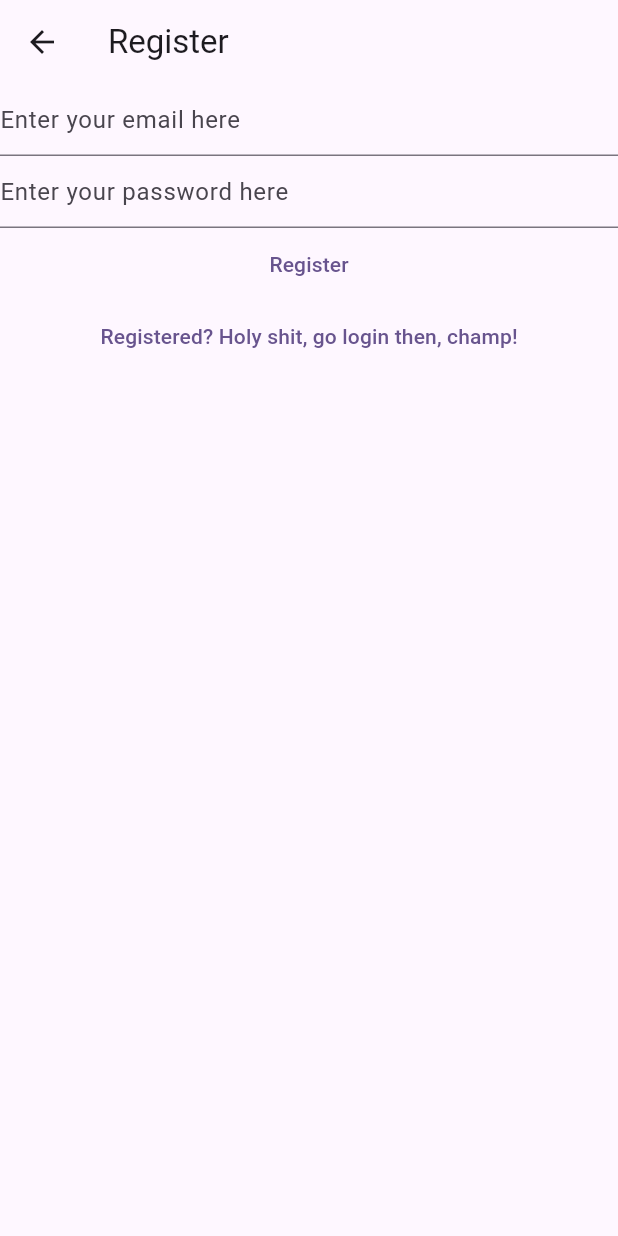
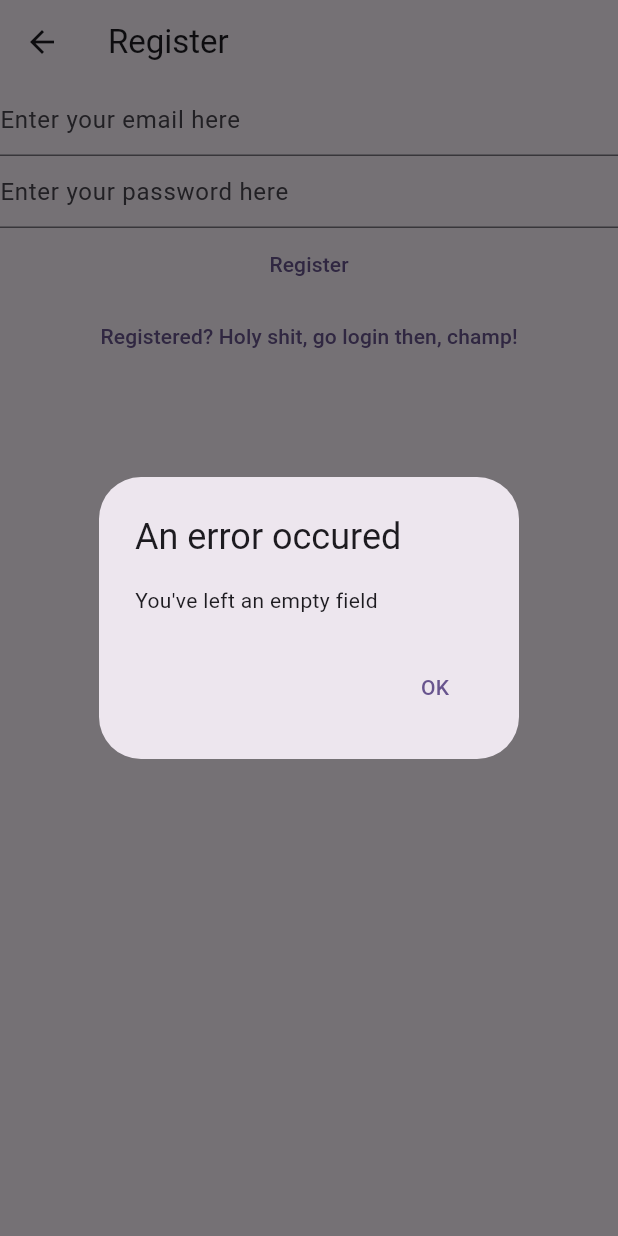
Before and after one commit to UrsaMedium/mynotes, a Flutter app: the RegisterView screen opened by its route, after a tap on "Register", on a phone screen of 412 x 824 dp. Run offline on Flutter 3.47's test engine with Material 3 defaults, Android fonts, the phone set to English and light mode, and no system bars; our stand-ins replace firebase_auth, firebase_core, sqflite; accounts and stored records are empty.

Commit message:
step-16.1

```diff
--- a/lib/main.dart
+++ b/lib/main.dart
@@ -25,7 +25,7 @@ void main() {
         notesRoute:(context) => const NotesView(),
         mainRoute:(context) => const HomePage(),
         verifyEmailRoute:(context) => const VerifyEmailView(),
-        newNoteRoute:(context) => new NewNoteView(),
+        newNoteRoute:(context) => const NewNoteView(),
       },
     ));
 }
@@ -53,7 +53,7 @@ class HomePage extends StatelessWidget {
                 }
               } else {
                 devtools.log('register');
-                return LoginView();
+                return const LoginView();
               }
               // return const LoginView();
             default:
--- /dev/null
+++ b/lib/utilities/dialogs/error_dialog.dart
@@ -0,0 +1,16 @@
+import 'package:flutter/cupertino.dart';
+import 'package:mynotes/utilities/dialogs/generic_dialog.dart';
+
+Future<void> showErrorDialog(
+  BuildContext context,
+  String text
+) {
+  return showGenericDialog<void>(
+    context: context,
+    title: 'An error occured',
+    content: text,
+    optionsBuilder: () => {
+      'OK': null,
+    },
+  );
+}
--- /dev/null
+++ b/lib/utilities/dialogs/generic_dialog.dart
@@ -0,0 +1,34 @@
+import 'package:flutter/material.dart';
+
+typedef DialogOptiontBuilder<T> = Map<String, T?> Function();
+
+Future<T?> showGenericDialog<T>({
+  required BuildContext context,
+  required String title,
+  required String content,
+  required DialogOptiontBuilder optionsBuilder,
+}) {
+  final options = optionsBuilder();
+  return showDialog<T> (
+    context: context,
+    builder: (context){
+      return AlertDialog(
+        title: Text(title),
+        content: Text(content),
+        actions: options.keys.map((optionTitle) {
+          final value = options[optionTitle];
+          return TextButton(
+            onPressed: () {
+              if (value != null) {
+                Navigator.of(context).pop(value);
+              } else {
+                Navigator.of(context).pop();
+              }
+            },
+            child: Text(optionTitle),
+          );
+        }).toList(),
+      );
+    },
+  );
+}
--- a/lib/views/login_view.dart
+++ b/lib/views/login_view.dart
@@ -2,7 +2,7 @@ import 'package:flutter/material.dart';
 import 'package:mynotes/constants/routes.dart';
 import 'package:mynotes/services/auth/auth_exceptions.dart';
 import 'package:mynotes/services/auth/auth_service.dart';
-import 'package:mynotes/utilities/dialog/error_dialog.dart';
+import 'package:mynotes/utilities/dialogs/error_dialog.dart';
 
 class LoginView extends StatefulWidget {
   const LoginView({super.key});
--- a/lib/views/register_view.dart
+++ b/lib/views/register_view.dart
@@ -3,7 +3,7 @@ import 'package:flutter/material.dart';
 import 'package:mynotes/constants/routes.dart';
 import 'package:mynotes/services/auth/auth_exceptions.dart';
 import 'package:mynotes/services/auth/auth_service.dart';
-import 'package:mynotes/utilities/dialog/error_dialog.dart';
+import 'package:mynotes/utilities/dialogs/error_dialog.dart';
 
 class RegisterView extends StatefulWidget {
   const RegisterView({super.key});
```
Also changed, not shown: lib/utilities/dialogs/delete_dialog.dart (added, +14 -0 lines), lib/utilities/dialogs/logout_dialog.dart (added, +14 -0 lines), lib/views/notes/notes_list_view.dart (added, +38 -0 lines), lib/views/notes/notes_view.dart (+3 -5 lines), pubspec.lock, 1 other file.
